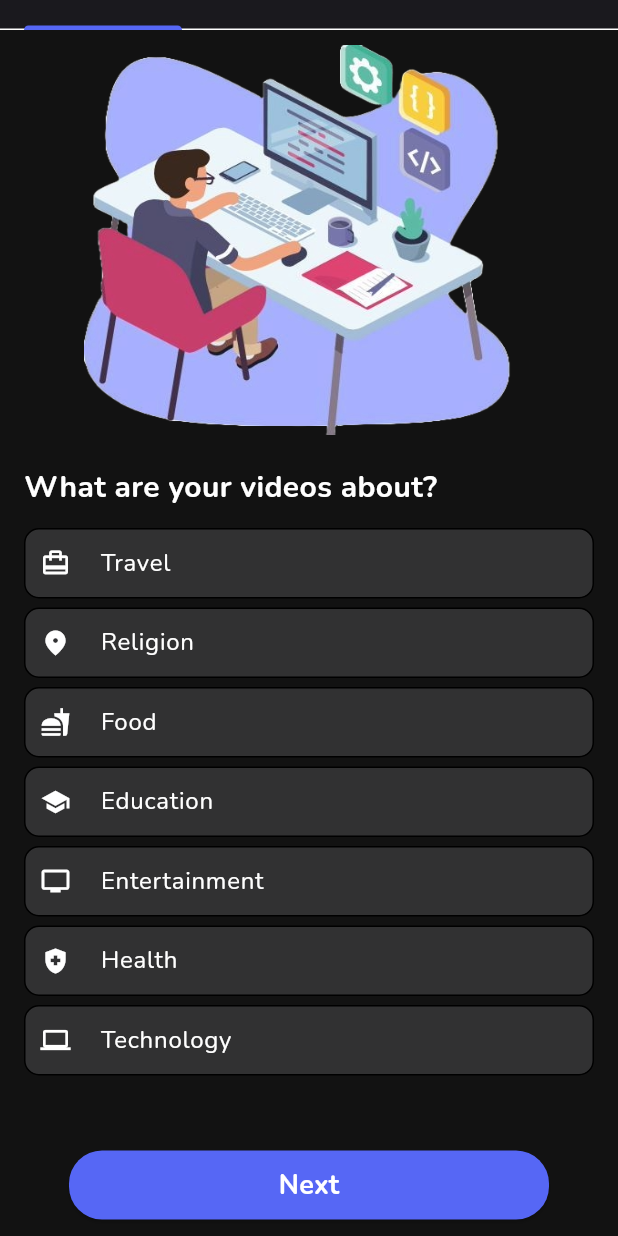
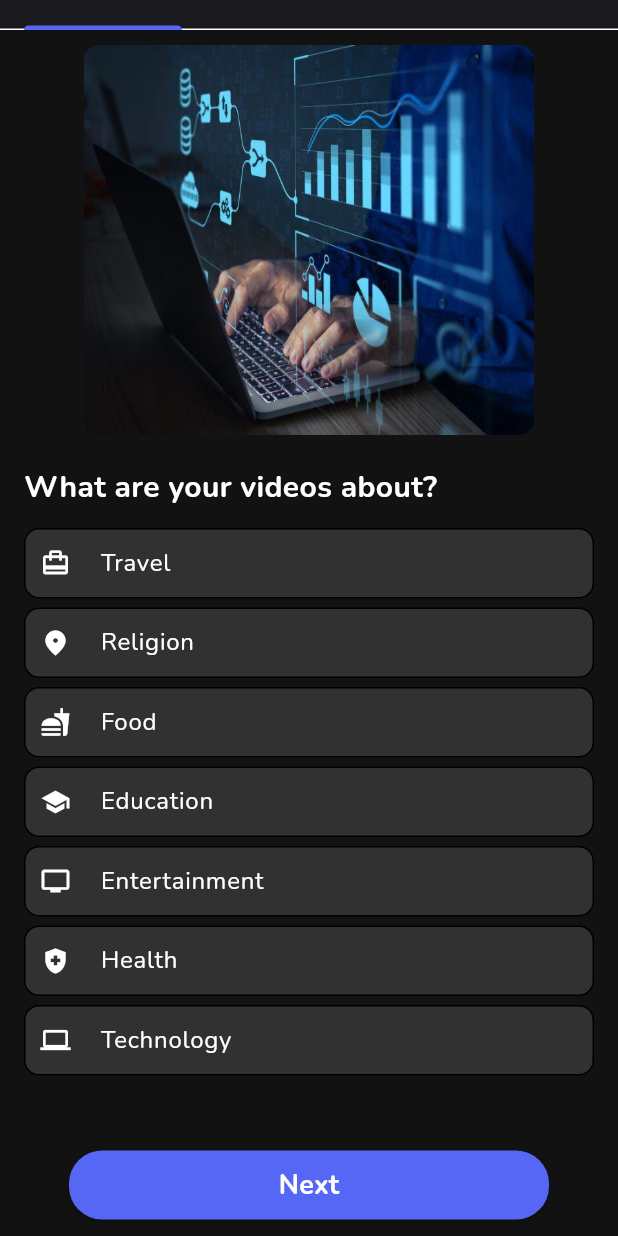
Before and after one commit to Parth-Patel-Maahiit/Maahi-Flutter-Video-Editing, a Flutter app: the screen it shows after launch, on a phone screen of 412 x 824 dp. Run offline on Flutter 3.47's test engine with Material 3 defaults, Android fonts, the phone set to English and light mode, and no system bars; our stand-ins replace audioplayers, file_picker, flutter_colorpicker, image_picker, lottie, percent_indicator and 6 more; missing offline and left inert: camerawesome, ffmpeg_kit_flutter_video, video_thumbnail; accounts and stored records are empty.

Commit message:
Added few changes

```diff
--- a/lib/UI/Servay/servay.dart
+++ b/lib/UI/Servay/servay.dart
@@ -82,7 +82,7 @@ class _ServayScreenState extends State<ServayScreen>
         controller: _tabController,
         children: [
           buildSurveyPage(
-            images: "assets/Home/image8.png",
+            images: "assets/Home/image6.jpeg",
             top: "Question 1 of 3",
             question: 'What are your videos about?',
             options: [
@@ -100,7 +100,7 @@ class _ServayScreenState extends State<ServayScreen>
             onNext: moveToNextTab,
           ),
           buildSurveyPage(
-            images: "assets/Home/image7.png",
+            images: "assets/Home/image5.jpeg",
             top: "Question 2 of 3",
             question: 'Where do you share your videos?',
             options: [
@@ -118,7 +118,7 @@ class _ServayScreenState extends State<ServayScreen>
             onNext: moveToNextTab,
           ),
           buildSurveyPage(
-            images: "assets/Home/image9.png",
+            images: "assets/Home/image2.jpeg",
             top: "Question 3 of 3",
             question: 'How did you hear about VEED?',
             options: [
--- a/lib/services/databaseservices.dart
+++ b/lib/services/databaseservices.dart
@@ -263,7 +263,7 @@ class DatabaseService {
         FROM $_videotable AS inner_table
         WHERE inner_table.$_videovidIdColumnName = $_videotable.$_videovidIdColumnName
       )
-      ORDER BY $_videoDateColumnName ASC
+      ORDER BY $_videoIdColumnName DESC
     ''');
 
     print("Data ========> $data");
```
